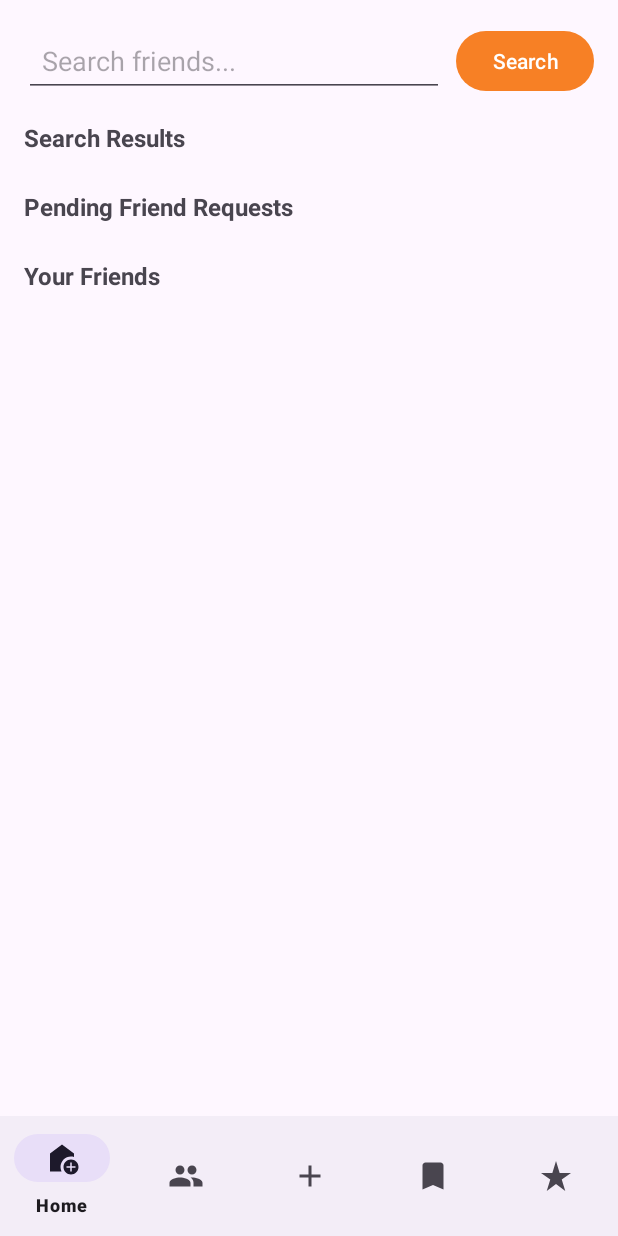
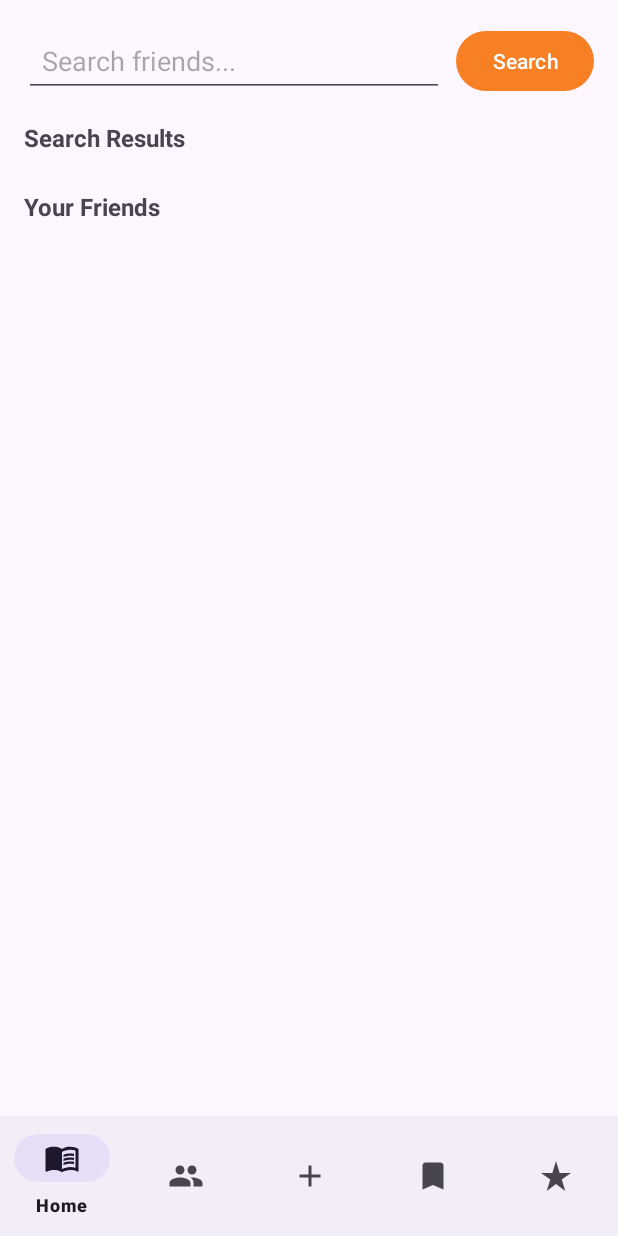
Before and after one commit to IsaacLatta/Recommender, an Android app: the fragment friendsTabFragment placed in its activity, on a phone screen of 412 x 824 dp. Run offline under Robolectric (Android 15) with nearby library versions, the phone set to English and light mode, and no system bars.

Commit message:
Moved friend requests into seperate fragment

```diff
--- a/App/app/src/main/java/com/example/recommender/Controller.java
+++ b/App/app/src/main/java/com/example/recommender/Controller.java
@@ -160,6 +160,7 @@ public class Controller extends ViewModel {
             public void onSuccess(FriendRequestsResponse response) {
                 if (response.getRequests() != null) {
                     Store.getInstance().setFriendRequests(response.getRequests());
+                    Store.getInstance().notifyListeners();
                     Log.d("FRIEND_REQ", "Pending requests: " + Store.getInstance().getFriendRequests().size());
                 }
             }
--- a/App/app/src/main/java/com/example/recommender/ui/GroupsViewPagerAdapter.java
+++ b/App/app/src/main/java/com/example/recommender/ui/GroupsViewPagerAdapter.java
@@ -7,7 +7,7 @@ import androidx.viewpager2.adapter.FragmentStateAdapter;
 import com.example.recommender.ui.fragments.GroupsFragment;
 import com.example.recommender.ui.groupsTabs.friendsTabFragment;
 import com.example.recommender.ui.groupsTabs.groupsTabFragment;
-import com.example.recommender.ui.groupsTabs.requestTabFragment;
+import com.example.recommender.ui.groupsTabs.RequestTabFragment;
 
 public class GroupsViewPagerAdapter extends FragmentStateAdapter {
 
@@ -24,7 +24,7 @@ public class GroupsViewPagerAdapter extends FragmentStateAdapter {
             case 1:
                 return new friendsTabFragment();
             case 2:
-                return new requestTabFragment();
+                return new RequestTabFragment();
             default:
                 return new groupsTabFragment();
         }
--- a/App/app/src/main/java/com/example/recommender/ui/groupsTabs/friendsTabFragment.java
+++ b/App/app/src/main/java/com/example/recommender/ui/groupsTabs/friendsTabFragment.java
@@ -8,66 +8,51 @@ import android.view.View;
 import android.view.ViewGroup;
 import android.widget.Button;
 import android.widget.EditText;
-
 import androidx.fragment.app.Fragment;
 import androidx.recyclerview.widget.LinearLayoutManager;
 import androidx.recyclerview.widget.RecyclerView;
-
 import com.example.recommender.Controller;
 import com.example.recommender.R;
 import com.example.recommender.model.entity.Store;
 import com.example.recommender.model.entity.StoreListener;
 import com.example.recommender.model.entity.User;
-import com.example.recommender.ui.adapter.FriendRequestsAdapter;
 import com.example.recommender.ui.adapter.FriendsAdapter;
 import com.example.recommender.ui.adapter.UsersAdapter;
-
 import java.util.List;
 
 public class friendsTabFragment extends Fragment implements StoreListener {
 
-    private RecyclerView rvFriendRequests;
+    private RecyclerView rvUserSearchResults;
     private RecyclerView rvFriends;
-    private RecyclerView rvUserSearchResults; // new for search users results
     private EditText etFriendSearch;
     private Button btnSearchFriend;
 
-    private FriendRequestsAdapter friendRequestsAdapter;
+    private UsersAdapter usersAdapter;
     private FriendsAdapter friendsAdapter;
-    private UsersAdapter usersAdapter; // new adapter for searched users
 
     @Override
     public View onCreateView(LayoutInflater inflater, ViewGroup container,
                              Bundle savedInstanceState) {
-        // Inflate the layout (make sure your fragment layout includes a RecyclerView with id "rvUserSearchResults")
+        // Inflate the updated friends tab layout without friend requests
         View view = inflater.inflate(R.layout.fragment_friends_tab, container, false);
 
-        // Bind views
-        rvFriendRequests = view.findViewById(R.id.rvFriendRequests);
-        rvFriends = view.findViewById(R.id.rvFriends);
-        rvUserSearchResults = view.findViewById(R.id.rvUserSearchResults); // new binding
         etFriendSearch = view.findViewById(R.id.etFriendSearch);
         btnSearchFriend = view.findViewById(R.id.btnSearchFriend);
+        rvUserSearchResults = view.findViewById(R.id.rvUserSearchResults);
+        rvFriends = view.findViewById(R.id.rvFriends);
 
-        // Setup RecyclerViews
-        rvFriendRequests.setLayoutManager(new LinearLayoutManager(getContext()));
+        rvUserSearchResults.setLayoutManager(new LinearLayoutManager(getContext()));
         rvFriends.setLayoutManager(new LinearLayoutManager(getContext()));
-        rvUserSearchResults.setLayoutManager(new LinearLayoutManager(getContext())); // new
 
-        // Initialize adapters with existing data (if any)
-        List<User> friendRequests = Store.getInstance().getFriendRequests(); // may be null
-        List<User> friends = Store.getInstance().getFriends();               // may be null
-        List<User> searchedUsers = Store.getInstance().getSearchedUsers();     // may be null
+        List<User> searchedUsers = Store.getInstance().getSearchedUsers();
+        List<User> friends = Store.getInstance().getFriends();
 
-        friendRequestsAdapter = new FriendRequestsAdapter(friendRequests);
+        usersAdapter = new UsersAdapter(searchedUsers);
         friendsAdapter = new FriendsAdapter(friends);
-        usersAdapter = new UsersAdapter(searchedUsers); // new
 
-        rvFriendRequests.setAdapter(friendRequestsAdapter);
+        rvUserSearchResults.setAdapter(usersAdapter);
         rvFriends.setAdapter(friendsAdapter);
-        rvUserSearchResults.setAdapter(usersAdapter); // new
 
-        // On click for search – this will call Controller.searchFriends(query)
         btnSearchFriend.setOnClickListener(v -> {
             String query = etFriendSearch.getText().toString().trim();
             if (!TextUtils.isEmpty(query)) {
@@ -84,12 +69,8 @@ public class friendsTabFragment extends Fragment implements StoreListener {
     @Override
     public void onResume() {
         super.onResume();
-        // Register this fragment as a listener to the Store.
         Store.getInstance().addListener(this);
-        // Refresh friends and friend requests from server.
         Controller.getInstance().listFriends();
-        Controller.getInstance().listFriendRequests();
-        updateUIFromStore();
     }
 
     @Override
@@ -100,15 +81,8 @@ public class friendsTabFragment extends Fragment implements StoreListener {
 
     @Override
     public void onStoreUpdated() {
-        updateUIFromStore();
-    }
-
-    private void updateUIFromStore() {
         if (friendsAdapter != null) {
             friendsAdapter.updateData(Store.getInstance().getFriends());
-        }
-        if (friendRequestsAdapter != null) {
-            friendRequestsAdapter.updateData(Store.getInstance().getFriendRequests());
         }
         if (usersAdapter != null) {
             usersAdapter.updateData(Store.getInstance().getSearchedUsers());
--- /dev/null
+++ b/App/app/src/main/res/drawable/ic_book_search.xml
@@ -0,0 +1,11 @@
+<vector xmlns:android="http://schemas.android.com/apk/res/android" android:autoMirrored="true" android:height="24dp" android:tint="#000000" android:viewportHeight="24" android:viewportWidth="24" android:width="24dp">
+
+    <path android:fillColor="@android:color/white" android:pathData="M21,5c-1.11,-0.35 -2.33,-0.5 -3.5,-0.5c-1.95,0 -4.05,0.4 -5.5,1.5c-1.45,-1.1 -3.55,-1.5 -5.5,-1.5S2.45,4.9 1,6v14.65c0,0.25 0.25,0.5 0.5,0.5c0.1,0 0.15,-0.05 0.25,-0.05C3.1,20.45 5.05,20 6.5,20c1.95,0 4.05,0.4 5.5,1.5c1.35,-0.85 3.8,-1.5 5.5,-1.5c1.65,0 3.35,0.3 4.75,1.05c0.1,0.05 0.15,0.05 0.25,0.05c0.25,0 0.5,-0.25 0.5,-0.5V6C22.4,5.55 21.75,5.25 21,5zM21,18.5c-1.1,-0.35 -2.3,-0.5 -3.5,-0.5c-1.7,0 -4.15,0.65 -5.5,1.5V8c1.35,-0.85 3.8,-1.5 5.5,-1.5c1.2,0 2.4,0.15 3.5,0.5V18.5z"/>
+
+    <path android:fillColor="@android:color/white" android:pathData="M17.5,10.5c0.88,0 1.73,0.09 2.5,0.26V9.24C19.21,9.09 18.36,9 17.5,9c-1.7,0 -3.24,0.29 -4.5,0.83v1.66C14.13,10.85 15.7,10.5 17.5,10.5z"/>
+
+    <path android:fillColor="@android:color/white" android:pathData="M13,12.49v1.66c1.13,-0.64 2.7,-0.99 4.5,-0.99c0.88,0 1.73,0.09 2.5,0.26V11.9c-0.79,-0.15 -1.64,-0.24 -2.5,-0.24C15.8,11.66 14.26,11.96 13,12.49z"/>
+
+    <path android:fillColor="@android:color/white" android:pathData="M17.5,14.33c-1.7,0 -3.24,0.29 -4.5,0.83v1.66c1.13,-0.64 2.7,-0.99 4.5,-0.99c0.88,0 1.73,0.09 2.5,0.26v-1.52C19.21,14.41 18.36,14.33 17.5,14.33z"/>
+
+</vector>
--- a/App/app/src/main/res/layout/fragment_friends_tab.xml
+++ b/App/app/src/main/res/layout/fragment_friends_tab.xml
@@ -57,29 +57,6 @@
         app:layout_constraintStart_toStartOf="parent"
         app:layout_constraintEnd_toEndOf="parent" />
 
-    <!-- Friend Requests Label -->
-    <TextView
-        android:id="@+id/tvFriendRequestsLabel"
-        android:layout_width="wrap_content"
-        android:layout_height="wrap_content"
-        android:text="Pending Friend Requests"
-        android:textStyle="bold"
-        android:textSize="16sp"
-        android:layout_marginTop="16dp"
-        android:layout_marginStart="16dp"
-        app:layout_constraintTop_toBottomOf="@+id/rvUserSearchResults"
-        app:layout_constraintStart_toStartOf="parent" />
-
-    <!-- Friend Requests List -->
-    <androidx.recyclerview.widget.RecyclerView
-        android:id="@+id/rvFriendRequests"
-        android:layout_width="0dp"
-        android:layout_height="wrap_content"
-        android:layout_marginTop="8dp"
-        app:layout_constraintTop_toBottomOf="@+id/tvFriendRequestsLabel"
-        app:layout_constraintStart_toStartOf="parent"
-        app:layout_constraintEnd_toEndOf="parent" />
-
     <!-- Friends Label -->
     <TextView
         android:id="@+id/tvFriendsLabel"
@@ -90,7 +67,7 @@
         android:textSize="16sp"
         android:layout_marginTop="16dp"
         android:layout_marginStart="16dp"
-        app:layout_constraintTop_toBottomOf="@+id/rvFriendRequests"
+        app:layout_constraintTop_toBottomOf="@+id/rvUserSearchResults"
         app:layout_constraintStart_toStartOf="parent" />
 
     <!-- Friends List -->
--- a/App/app/src/main/res/menu/bottom_nav_menu.xml
+++ b/App/app/src/main/res/menu/bottom_nav_menu.xml
@@ -4,7 +4,7 @@
     <item
         android:id="@+id/home"
         android:title="Home"
-        android:icon="@drawable/baseline_add_home_24"/>
+        android:icon="@drawable/ic_book_search"/>
     <item
         android:id="@+id/groups"
         android:title="Groups"
```
Also changed, not shown: App/app/src/main/java/com/example/recommender/ui/adapter/FriendRequestsAdapter.java (+3 -7 lines), App/app/src/main/java/com/example/recommender/ui/groupsTabs/RequestTabFragment.java (added, +64 -0 lines), App/app/src/main/java/com/example/recommender/ui/groupsTabs/requestTabFragment.java (deleted, +0 -22 lines), App/app/src/main/res/layout/fragment_request_tab.xml (+24 -6 lines), App/app/src/main/res/layout/item_friend_request.xml (+33 -11 lines).
